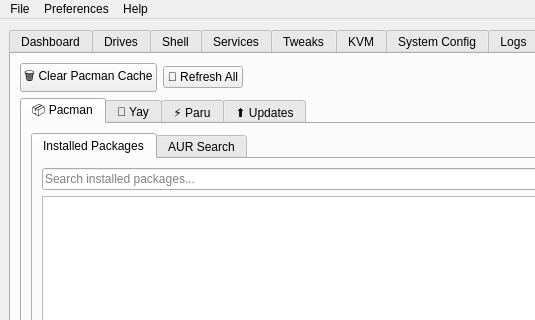
The window that mainwindow.ui (XetalEngine/CachyOsTools) describes before a commit, drawn with Qt 5; both pictures show x 0 to 535 and y 0 to 320 of the 1382 by 767 pixel window.
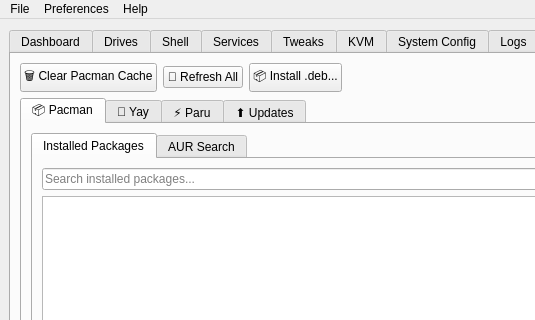
The same window after the commit. The open tabs and pages were chosen to show the change.

Commit message: Deb Installer test - Not a cheap one, finds deb trap and installs package with pacman

What changed in the file:
```diff
--- a/mainwindow.ui
+++ b/mainwindow.ui
@@ -4527,6 +4527,16 @@
             </property>
            </widget>
           </item>
+          <item>
+           <widget class="QPushButton" name="installDebButton">
+            <property name="text">
+             <string>📦 Install .deb...</string>
+            </property>
+            <property name="toolTip">
+             <string>Convert a Debian package with debtap and install it as a native pacman package</string>
+            </property>
+           </widget>
+          </item>
           <item>
            <spacer name="packageTopSpacer">
             <property name="orientation">
```
Left out of the diff: 30 changed lines with no effect on the pictures. The commit also changes 18 other files.
